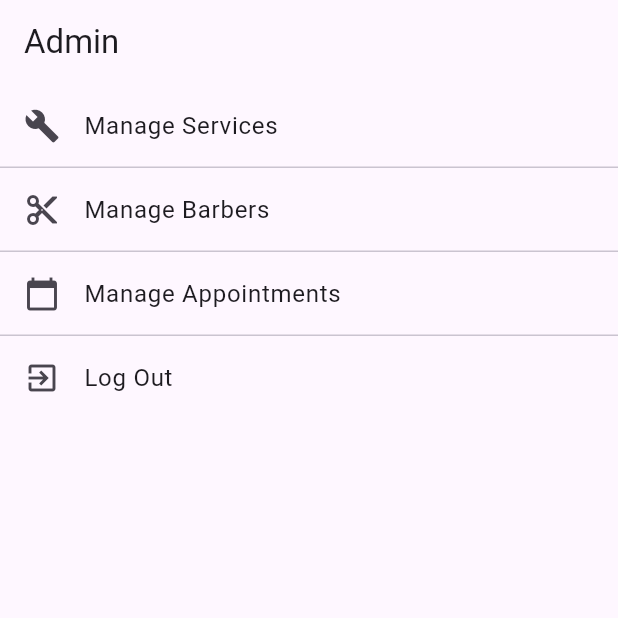
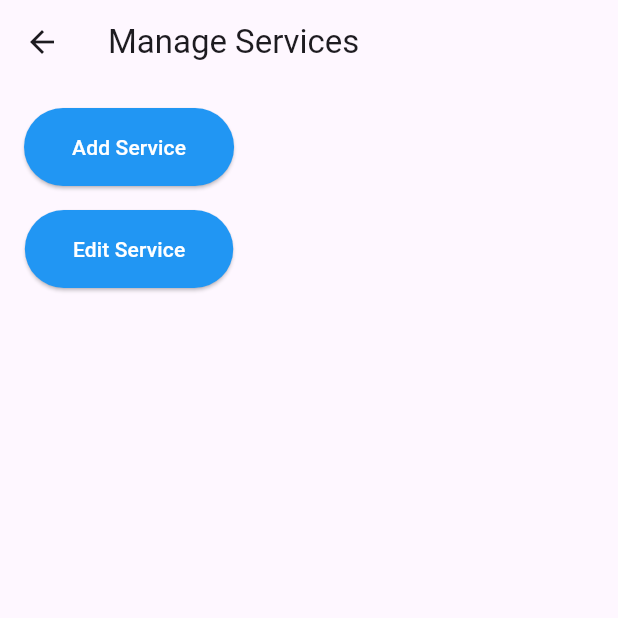
Before and after one commit to CurlyHairsBarbershop/Barbershop_Mobile, a Flutter app: the AdminMainScreen screen opened directly, after a tap on "Manage Services", on a phone screen of 412 x 824 dp, the top half of it. Run offline on Flutter 3.47's test engine with Material 3 defaults, Android fonts, the phone set to English and light mode, and no system bars; our stand-ins replace shared_preferences; accounts and stored records are empty.

Commit message:
add ui for admin

```diff
--- a/lib/screens/admin_screens/admin_main_screen.dart
+++ b/lib/screens/admin_screens/admin_main_screen.dart
@@ -1,6 +1,7 @@
 // file: admin_main_screen.dart
 
-import 'package:curly_hairs/screens/admin_screens/admin_manage_barbers_screen.dart';
+import 'package:curly_hairs/screens/admin_screens/barber/admin_manage_barbers_screen.dart';
+import 'package:curly_hairs/screens/admin_screens/service/admin_manage_services_screen.dart';
 import 'package:curly_hairs/screens/client_screens/client_personal_info_screen.dart';
 import 'package:curly_hairs/screens/guest_screens/guest_home_screen.dart';
 import 'package:curly_hairs/services/user_service.dart';
@@ -26,11 +27,11 @@ class AdminMainScreen extends StatelessWidget {
                 leading: Icon(Icons.build),
                 title: Text('Manage Services'),
                 onTap: () {
-                  // Navigator.push(
-                  //   context,
-                  //   MaterialPageRoute(
-                  //       builder: (context) => PersonalInfoScreen()),
-                  // );
+                  Navigator.push(
+                    context,
+                    MaterialPageRoute(
+                        builder: (context) => ManageServicesScreen()),
+                  );
                 },
               ),
               ListTile(
--- a/lib/screens/admin_screens/admin_manage_barbers_screen.dart
+++ b/lib/screens/admin_screens/barber/admin_manage_barbers_screen.dart
@@ -1,6 +1,6 @@
 import 'package:flutter/material.dart';
-import 'package:curly_hairs/screens/admin_screens/add_barber_screen.dart';
-import 'package:curly_hairs/screens/admin_screens/edit_barber_screen.dart';
+import 'package:curly_hairs/screens/admin_screens/barber/add_barber_screen.dart';
+import 'package:curly_hairs/screens/admin_screens/barber/edit_barber_screen.dart';
 
 class ManageBarbersScreen extends StatefulWidget {
   @override
--- /dev/null
+++ b/lib/screens/admin_screens/service/add_service_screen.dart
@@ -0,0 +1,16 @@
+import 'package:flutter/material.dart';
+
+class AddServiceScreen extends StatelessWidget {
+  @override
+  Widget build(BuildContext context) {
+    return Scaffold(
+      appBar: AppBar(
+        title: Text('Add Service'),
+      ),
+      body: Center(
+        // Add your form or UI elements for adding a service here
+        child: Text('Add Service Form Goes Here'),
+      ),
+    );
+  }
+}
--- /dev/null
+++ b/lib/screens/admin_screens/service/admin_manage_services_screen.dart
@@ -0,0 +1,60 @@
+import 'package:flutter/material.dart';
+import 'package:curly_hairs/screens/admin_screens/service/add_service_screen.dart';
+import 'package:curly_hairs/screens/admin_screens/service/edit_service_screen.dart';
+
+class ManageServicesScreen extends StatefulWidget {
+  @override
+  _ManageServicesScreenState createState() => _ManageServicesScreenState();
+}
+
+class _ManageServicesScreenState extends State<ManageServicesScreen> {
+  void _navigateToAddServiceScreen() {
+    Navigator.of(context).push(
+      MaterialPageRoute(builder: (context) => AddServiceScreen()),
+    );
+  }
+
+  void _navigateToEditServiceScreen() {
+    Navigator.of(context).push(
+      MaterialPageRoute(
+          builder: (context) =>
+              EditServiceScreen(/* Pass service data here */)),
+    );
+  }
+
+  @override
+  Widget build(BuildContext context) {
+    return Scaffold(
+      appBar: AppBar(
+        title: Text("Manage Services"),
+      ),
+      body: Padding(
+        padding: const EdgeInsets.all(16.0),
+        child: Column(
+          children: <Widget>[
+            ElevatedButton(
+              onPressed: _navigateToAddServiceScreen,
+              child: Text('Add Service'),
+              style: ElevatedButton.styleFrom(
+                primary: Colors.blue, // Button color
+                onPrimary: Colors.white, // Text color
+                padding: EdgeInsets.symmetric(horizontal: 32, vertical: 16),
+              ),
+            ),
+            SizedBox(height: 16), // Space between buttons
+            ElevatedButton(
+              onPressed: _navigateToEditServiceScreen,
+              child: Text('Edit Service'),
+              style: ElevatedButton.styleFrom(
+                primary: Colors.blue, // Button color
+                onPrimary: Colors.white, // Text color
+                padding: EdgeInsets.symmetric(horizontal: 32, vertical: 16),
+              ),
+            ),
+            // ... Add more widgets if needed
+          ],
+        ),
+      ),
+    );
+  }
+}
--- /dev/null
+++ b/lib/screens/admin_screens/service/edit_service_screen.dart
@@ -0,0 +1,21 @@
+import 'package:flutter/material.dart';
+
+class EditServiceScreen extends StatelessWidget {
+  // You might want to accept a service object as a parameter if you have one
+  // final Service service;
+
+  // EditServiceScreen({this.service});
+
+  @override
+  Widget build(BuildContext context) {
+    return Scaffold(
+      appBar: AppBar(
+        title: Text('Edit Service'),
+      ),
+      body: Center(
+        // Add your form or UI elements for editing a service here
+        child: Text('Edit Service Form Goes Here'),
+      ),
+    );
+  }
+}
```
Also changed, not shown: lib/screens/admin_screens/barber/add_barber_screen.dart (renamed from lib/screens/admin_screens/add_barber_screen.dart), lib/screens/admin_screens/barber/edit_barber_screen.dart (renamed from lib/screens/admin_screens/edit_barber_screen.dart).
